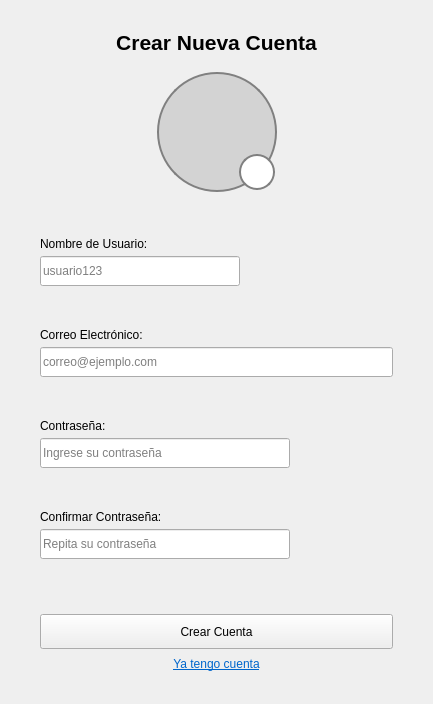
This is NavTrainer/login.ui in FranciscoNortesN/IHM-Proyecto as Qt 5 draws it before an edit. The edited form follows.
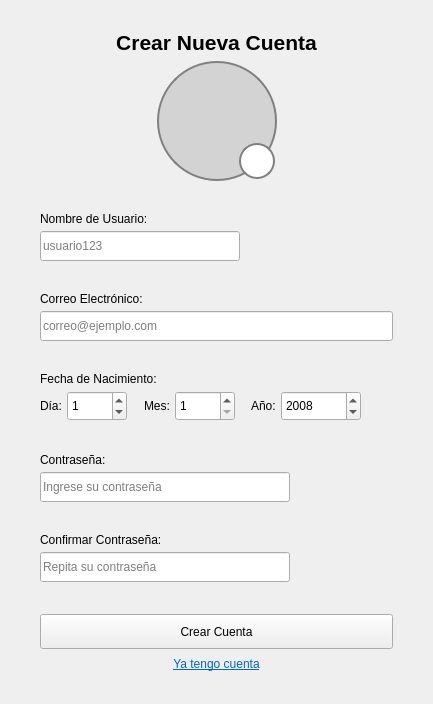
This is the edited form. Icons and pictures are not drawn.

```diff
--- a/NavTrainer/login.ui
+++ b/NavTrainer/login.ui
@@ -240,6 +240,150 @@
      </property>
     </widget>
    </item>
+    <item>
+     <spacer name="verticalSpacer_edad">
+      <property name="orientation">
+       <enum>Qt::Orientation::Vertical</enum>
+      </property>
+      <property name="sizeHint" stdset="0">
+       <size>
+        <width>20</width>
+        <height>40</height>
+       </size>
+      </property>
+     </spacer>
+    </item>
+    <item>
+     <widget class="QLabel" name="lblFechaNacimiento">
+      <property name="text">
+       <string>Fecha de Nacimiento:</string>
+      </property>
+     </widget>
+    </item>
+    <item>
+     <layout class="QHBoxLayout" name="horizontalLayout_fecha">
+      <item>
+       <widget class="QLabel" name="lblDia">
+        <property name="text">
+         <string>Día:</string>
+        </property>
+       </widget>
+      </item>
+      <item>
+       <widget class="QSpinBox" name="spnDia">
+        <property name="minimumSize">
+         <size>
+          <width>60</width>
+          <height>30</height>
+         </size>
+        </property>
+        <property name="maximum">
+         <number>31</number>
+        </property>
+        <property name="value">
+         <number>1</number>
+        </property>
+       </widget>
+      </item>
+      <item>
+       <spacer name="horizontalSpacer_fecha1">
+        <property name="orientation">
+         <enum>Qt::Orientation::Horizontal</enum>
+        </property>
+        <property name="sizeHint" stdset="0">
+         <size>
+          <width>20</width>
+          <height>20</height>
+         </size>
+        </property>
+       </spacer>
+      </item>
+      <item>
+       <widget class="QLabel" name="lblMes">
+        <property name="text">
+         <string>Mes:</string>
+        </property>
+       </widget>
+      </item>
+      <item>
+       <widget class="QSpinBox" name="spnMes">
+        <property name="minimumSize">
+         <size>
+          <width>60</width>
+          <height>30</height>
+         </size>
+        </property>
+        <property name="minimum">
+         <number>1</number>
+        </property>
+        <property name="maximum">
+         <number>12</number>
+        </property>
+        <property name="value">
+         <number>1</number>
+        </property>
+       </widget>
+      </item>
+      <item>
+       <spacer name="horizontalSpacer_fecha2">
+        <property name="orientation">
+         <enum>Qt::Orientation::Horizontal</enum>
+        </property>
+        <property name="sizeHint" stdset="0">
+         <size>
+          <width>20</width>
+          <height>20</height>
+         </size>
+        </property>
+       </spacer>
+      </item>
+      <item>
+       <widget class="QLabel" name="lblAno">
+        <property name="text">
+         <string>Año:</string>
+        </property>
+       </widget>
+      </item>
+      <item>
+       <widget class="QSpinBox" name="spnAno">
+        <property name="minimumSize">
+         <size>
+          <width>80</width>
+          <height>30</height>
+         </size>
+        </property>
+        <property name="minimum">
+         <number>1900</number>
+        </property>
+        <property name="maximum">
+         <number>2024</number>
+        </property>
+        <property name="value">
+         <number>2008</number>
+        </property>
+       </widget>
+      </item>
+      <item>
+       <spacer name="horizontalSpacer_fecha_end">
+        <property name="orientation">
+         <enum>Qt::Orientation::Horizontal</enum>
+        </property>
+        <property name="sizeHint" stdset="0">
+         <size>
+          <width>40</width>
+          <height>20</height>
+         </size>
+        </property>
+        <property name="sizePolicy">
+         <sizepolicy hsizetype="Expanding" vsizetype="Minimum">
+          <horstretch>0</horstretch>
+          <verstretch>0</verstretch>
+         </sizepolicy>
+        </property>
+       </spacer>
+      </item>
+     </layout>
+    </item>
    <item>
     <spacer name="verticalSpacer_4">
      <property name="orientation">
```
